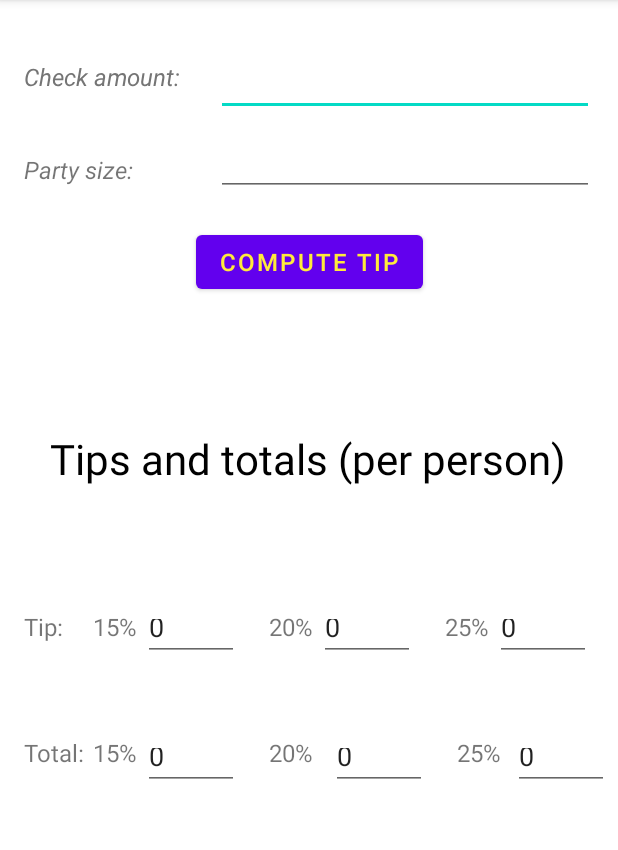
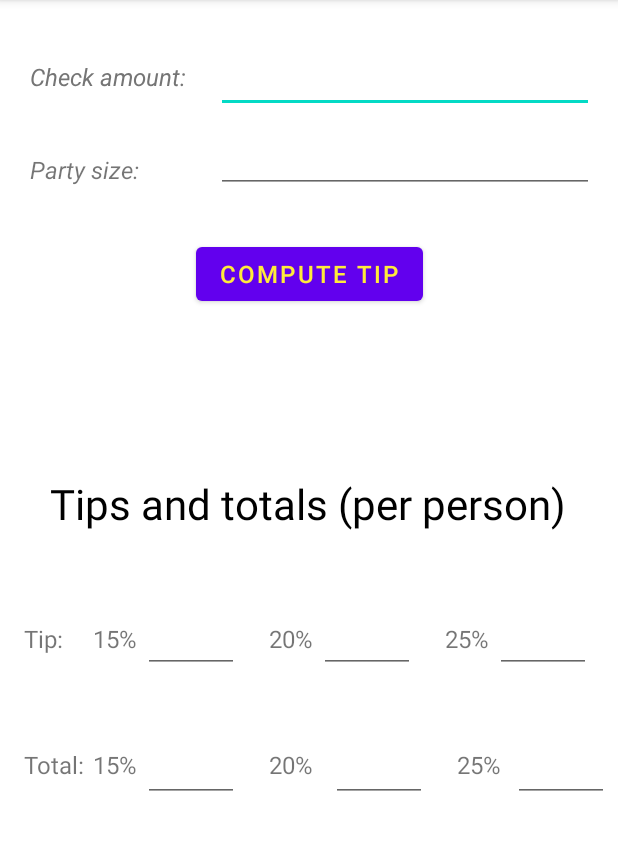
Before and after one commit to yousrahanif/Software-Engineering, an Android app: the screen it shows after launch (TipCalculatorActivity), after a tap on "COMPUTE TIP", on a phone screen of 412 x 824 dp, the part 84-934 px from its top. Run offline under Robolectric (Android 15) with nearby library versions, the phone set to English and light mode, and no system bars.

Commit message:
Assignment4 Updated

```diff
--- a/Assignment4/app/src/main/java/edu/qc/seclass/tipcalculator/TipCalculatorActivity.java
+++ b/Assignment4/app/src/main/java/edu/qc/seclass/tipcalculator/TipCalculatorActivity.java
@@ -33,7 +33,6 @@ public class TipCalculatorActivity extends AppCompatActivity {
         pS = (EditText) findViewById(R.id.partySizeValue);
 
 
-
         fifteenPercecntTip = (EditText) findViewById(R.id.fifteenPercentTipValue);
         twentyPercecntTip = (EditText) findViewById(R.id.twentyPercentTipValue);
         twentyfivePercecntTip = (EditText) findViewById(R.id.twentyfivePercentTipValue);
@@ -46,11 +45,11 @@ public class TipCalculatorActivity extends AppCompatActivity {
             @Override
             public void onClick(View v) {
 
-
-                double money =Double.parseDouble(cA.getText().toString());
+                if(!cA.getText().toString().equals("") && !pS.getText().toString().equals("")) {
+                    double money = Double.parseDouble(cA.getText().toString());
                     int member = Integer.parseInt(pS.getText().toString());
                     double pay;
-                pay = money/member;
+                    pay = money / member;
 
 
                     int tip15 = (int) Math.round((pay * 15) / 100);
@@ -72,20 +71,29 @@ public class TipCalculatorActivity extends AppCompatActivity {
                     assert display != null;
                     display.hideSoftInputFromWindow(compute.getWindowToken(), InputMethodManager.RESULT_UNCHANGED_SHOWN);
 
-                if (money <=0){
-                    Toast toast = Toast.makeText(getApplicationContext(),"Pay something!",Toast.LENGTH_SHORT);
+
+                if (pay <= 0) {
+
+                    Toast toast = Toast.makeText(getApplicationContext(), "Pay something", Toast.LENGTH_SHORT);
+                    toast.show();
+                    return;
+                }
+
+                    else if (member <= 0) {
+
+                    Toast toast = Toast.makeText(getApplicationContext(), "Where is your members!", Toast.LENGTH_SHORT);
+                    toast.show();
+                    return;
+                }
+
+                }
+
+                else {
+
+                    Toast toast = Toast.makeText(getApplicationContext(), "Empty", Toast.LENGTH_SHORT);
                     toast.show();
 
                 }
-                else if (member <=0 ){
-                    Toast toast = Toast.makeText(getApplicationContext(),"Where is your members!",Toast.LENGTH_SHORT);
-                    toast.show();
-
-
-                }
-
-
-
 
 
             }
--- a/Assignment4/app/src/main/res/layout/activity_main.xml
+++ b/Assignment4/app/src/main/res/layout/activity_main.xml
@@ -177,7 +177,7 @@
         android:id="@+id/textView"
         android:layout_width="wrap_content"
         android:layout_height="wrap_content"
-        android:layout_marginStart="16dp"
+        android:layout_marginStart="20dp"
         android:layout_marginTop="40dp"
         android:rotationX="2"
         android:text="Check amount:"
@@ -190,7 +190,7 @@
         android:id="@+id/textView2"
         android:layout_width="wrap_content"
         android:layout_height="wrap_content"
-        android:layout_marginStart="16dp"
+        android:layout_marginStart="20dp"
         android:layout_marginTop="40dp"
         android:text="Party size:"
         android:textSize="16sp"
@@ -202,7 +202,7 @@
         android:id="@+id/buttonCompute"
         android:layout_width="wrap_content"
         android:layout_height="wrap_content"
-        android:layout_marginTop="20dp"
+        android:layout_marginTop="30dp"
         android:text="COMPUTE TIP"
         android:textColor="#FFEB3B"
         android:textColorLink="#F3EAEA"
@@ -215,7 +215,7 @@
         android:id="@+id/checkAmountValue"
         android:layout_width="252dp"
         android:layout_height="45dp"
-        android:layout_marginTop="32dp"
+        android:layout_marginTop="30dp"
         android:layout_marginEnd="16dp"
         android:ems="10"
         android:inputType="number|numberDecimal"
@@ -237,7 +237,7 @@
         android:id="@+id/textView7"
         android:layout_width="wrap_content"
         android:layout_height="wrap_content"
-        android:layout_marginTop="88dp"
+        android:layout_marginTop="110dp"
         android:text="Tips and totals (per person)"
         android:textColor="#000000"
         android:textSize="28sp"
```
Lines whose indentation alone changed are shown as unchanged.
